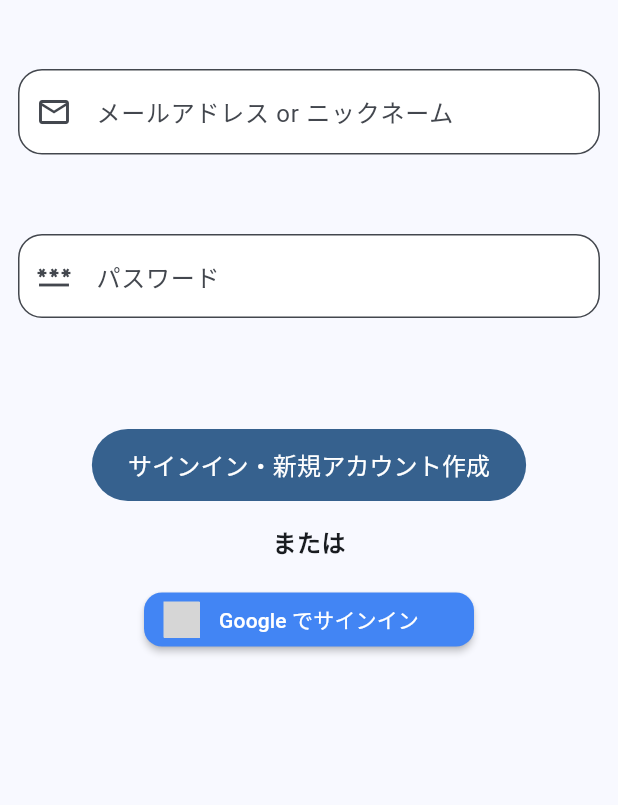
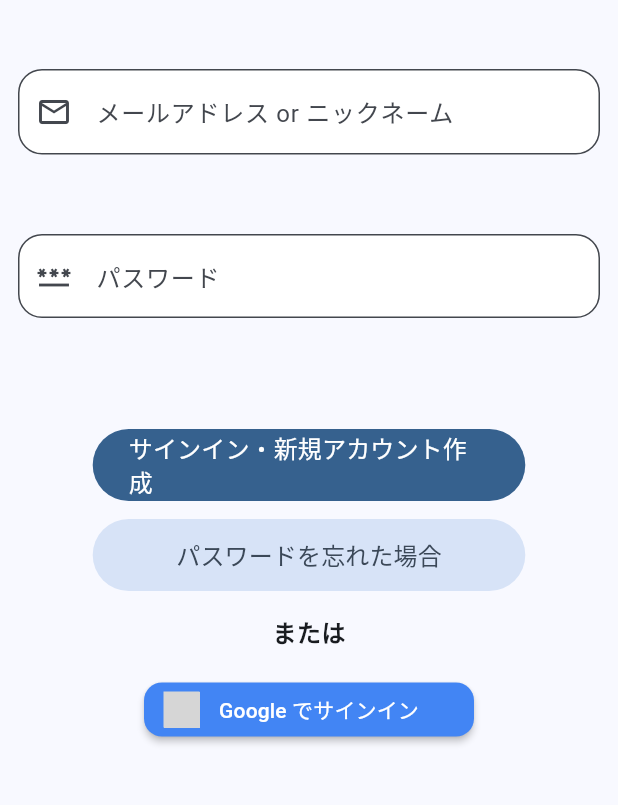
Before and after one commit to sports-club-hanzan/virtual-pilgrimage, a Flutter app: the screen it shows after launch, on a phone screen of 412 x 824 dp, the part 63-868 px from its top. Run offline on Flutter 3.47's test engine with Material 2 defaults, Android fonts, the phone set to English and light mode, and no system bars; our stand-ins replace cloud_firestore, firebase_analytics, firebase_auth, firebase_core, firebase_crashlytics, firebase_storage and 12 more; missing offline and left inert: google_polyline_algorithm, health, maps_toolkit; accounts and stored records are empty; grey boxes are pictures that could not be loaded.

Commit message:
:sparkles: able to move reset password page from sign-in page

```diff
--- a/lib/router.dart
+++ b/lib/router.dart
@@ -8,6 +8,7 @@ import 'package:virtualpilgrimage/logger.dart';
 import 'package:virtualpilgrimage/ui/pages/home/home_page.dart';
 import 'package:virtualpilgrimage/ui/pages/profile/profile_page.dart';
 import 'package:virtualpilgrimage/ui/pages/registration/registration_page.dart';
+import 'package:virtualpilgrimage/ui/pages/reset_password/reset_password_page.dart';
 import 'package:virtualpilgrimage/ui/pages/sign_in/sign_in_page.dart';
 import 'package:virtualpilgrimage/ui/pages/temple/temple_page.dart';
 
@@ -18,6 +19,7 @@ extension RouterPath on String {
   static const registration = '/registration';
   static const profile = '/profile';
   static const edit = '/edit';
+  static const resetPassword = '/reset/password';
 }
 
 // アニメーション抜きで即ページ遷移させるための設定
@@ -88,6 +90,14 @@ final Provider<GoRouter> routerProvider = Provider<GoRouter>(
           return zeroTransitionPage(page, context);
         },
       ),
+      // パスワードリセット
+      GoRoute(
+        name: RouterPath.resetPassword,
+        path: RouterPath.resetPassword,
+        builder: (BuildContext context, GoRouterState state) {
+          return const ResetPasswordPage();
+        },
+      ),
     ],
     redirect: (BuildContext context, GoRouterState state) {
       ref.read(loggerProvider).d(state.location);
@@ -95,6 +105,9 @@ final Provider<GoRouter> routerProvider = Provider<GoRouter>(
       // サインイン状態によって遷移先を変える
       final loginState = ref.watch(loginStateProvider);
       if (loginState == null) {
+        if (state.location == RouterPath.resetPassword) {
+          return RouterPath.resetPassword;
+        }
         return RouterPath.signIn;
       }
       switch (loginState) {
--- a/lib/ui/pages/sign_in/sign_in_page.dart
+++ b/lib/ui/pages/sign_in/sign_in_page.dart
@@ -3,6 +3,7 @@ import 'package:flutter_riverpod/flutter_riverpod.dart';
 import 'package:flutter_signin_button/flutter_signin_button.dart';
 import 'package:virtualpilgrimage/model/form_model.codegen.dart';
 import 'package:virtualpilgrimage/ui/components/atoms/primary_button.dart';
+import 'package:virtualpilgrimage/ui/components/atoms/secondary_button.dart';
 import 'package:virtualpilgrimage/ui/components/my_app_bar.dart';
 import 'package:virtualpilgrimage/ui/components/my_text_form_field.dart';
 import 'package:virtualpilgrimage/ui/pages/sign_in/sign_in_presenter.dart';
@@ -16,13 +17,13 @@ class SignInPage extends ConsumerWidget {
   Widget build(BuildContext context, WidgetRef ref) {
     return Scaffold(
       appBar: const MyAppBar(isLogin: false),
-      body: SignInPageBody(ref),
+      body: _SignInPageBody(ref),
     );
   }
 }
 
-class SignInPageBody extends StatelessWidget {
-  const SignInPageBody(this.ref, {super.key});
+class _SignInPageBody extends StatelessWidget {
+  const _SignInPageBody(this.ref);
 
   final WidgetRef ref;
 
@@ -40,7 +41,7 @@ class SignInPageBody extends StatelessWidget {
               children: <Widget>[
                 _emailOrNicknameForm(state, notifier),
                 _passwordForm(state, notifier),
-                _signInButtons(notifier),
+                _signInButtons(context, notifier),
               ],
             ),
           ),
@@ -88,14 +89,22 @@ class SignInPageBody extends StatelessWidget {
     );
   }
 
-  Widget _signInButtons(SignInPresenter notifier) {
+  Widget _signInButtons(BuildContext context, SignInPresenter notifier) {
     return Container(
       margin: const EdgeInsets.only(top: 12),
       child: Column(
         children: [
-          PrimaryButton(
-            onPressed: () async => notifier.signInWithEmailAndPassword(),
-            text: 'サインイン・新規アカウント作成',
+          SizedBox(
+            width: MediaQuery.of(context).size.width / 10 * 7,
+            child: PrimaryButton(
+              onPressed: () async => notifier.signInWithEmailAndPassword(),
+              text: 'サインイン・新規アカウント作成',
+            ),
+          ),
+          const SizedBox(height: 12),
+          SizedBox(
+            width: MediaQuery.of(context).size.width / 10 * 7,
+            child: SecondaryButton(onPressed: notifier.movePasswordResetPage, text: 'パスワードを忘れた場合'),
           ),
           const Padding(
             padding: EdgeInsets.only(top: 16),
--- a/lib/ui/pages/sign_in/sign_in_presenter.dart
+++ b/lib/ui/pages/sign_in/sign_in_presenter.dart
@@ -9,6 +9,7 @@ import 'package:virtualpilgrimage/domain/user/virtual_pilgrimage_user.codegen.da
 import 'package:virtualpilgrimage/infrastructure/firebase/firebase_crashlytics_provider.dart';
 import 'package:virtualpilgrimage/logger.dart';
 import 'package:virtualpilgrimage/model/form_model.codegen.dart';
+import 'package:virtualpilgrimage/router.dart';
 import 'package:virtualpilgrimage/ui/pages/sign_in/sign_in_state.codegen.dart';
 
 final signInPresenterProvider = StateNotifierProvider.autoDispose<SignInPresenter, SignInState>(
@@ -156,7 +157,6 @@ class SignInPresenter extends StateNotifier<SignInState> {
         ),
       );
       unawaited(_crashlytics.recordError(e, null));
-
     } on Exception catch (e) {
       unawaited(
         _analytics.logEvent(
@@ -179,6 +179,11 @@ class SignInPresenter extends StateNotifier<SignInState> {
     }
   }
 
+  /// パスワードリセットページに遷移
+  void movePasswordResetPage() {
+    _ref.read(routerProvider).push(RouterPath.resetPassword);
+  }
+
   void _updateState(VirtualPilgrimageUser? user, UserStatus? loginStatus) {
     _userState.state = user;
     // loginState を変更するとページが遷移するので更新順を後ろにしている
```
